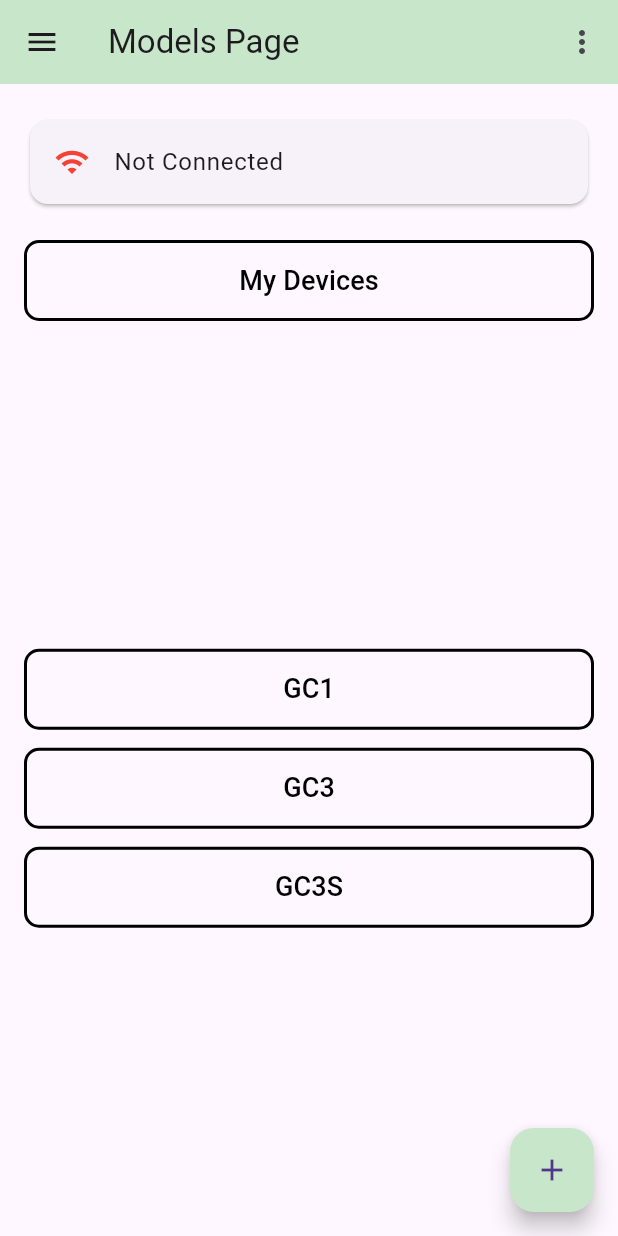
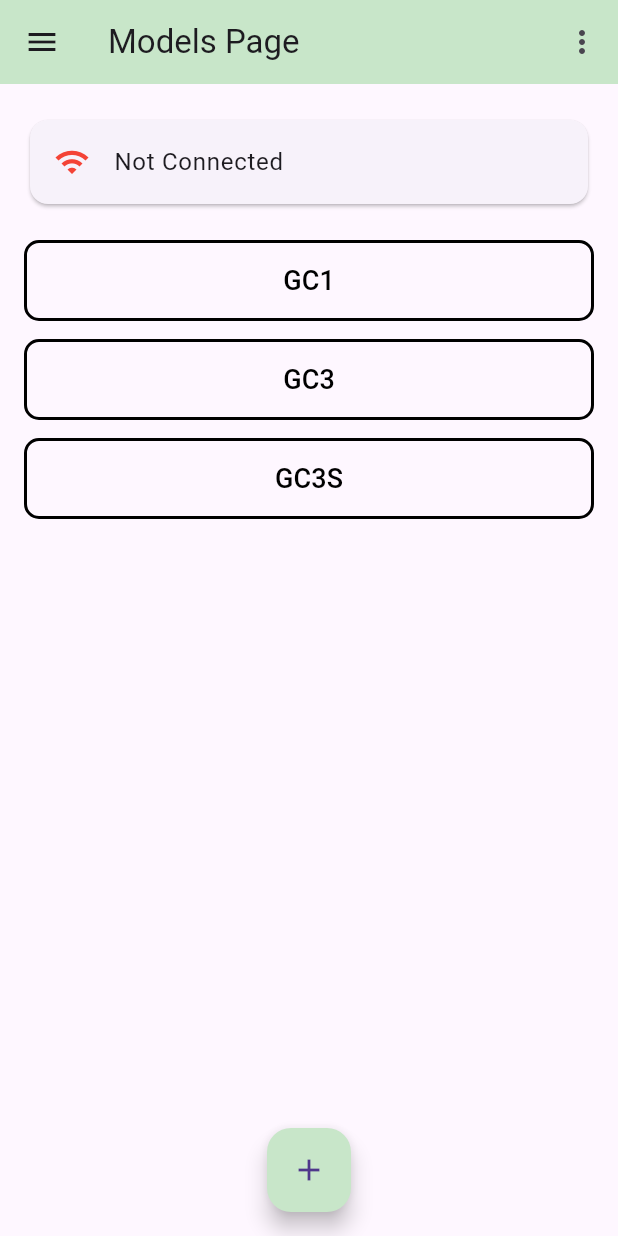
Before and after one commit to Manish2102/GardenController, a Flutter app: the ModelsPage screen opened by its route, on a phone screen of 412 x 824 dp. Run offline on Flutter 3.47's test engine with Material 3 defaults, Android fonts, the phone set to English and light mode, and no system bars; our stand-ins replace cloud_firestore, firebase_auth, firebase_core, flutter_blue, google_sign_in, permission_handler and 1 more; missing offline and left inert: qr_code_scanner, wifi_iot; accounts and stored records are empty.

Commit message:
initial commit

```diff
--- a/lib/Pages/Home.dart
+++ b/lib/Pages/Home.dart
@@ -5,7 +5,6 @@ import 'package:flutter/material.dart';
 import 'package:gardenmate/Device_Screens/GC1Screen.dart';
 import 'package:gardenmate/Device_Screens/GC3S_Screen.dart';
 import 'package:gardenmate/Device_Screens/GC3_Screen.dart';
-import 'package:gardenmate/Pages/My_Models_Page.dart';
 import 'package:gardenmate/Pages/Login_Page.dart';
 import 'package:gardenmate/Pages/Provision_Page.dart';
 import 'package:qr_code_scanner/qr_code_scanner.dart';
@@ -180,35 +179,8 @@ class _ModelsPageState extends State<ModelsPage> {
               onPressed: () {
                 Navigator.push(
                   context,
-                  MaterialPageRoute(builder: (context) => MyModelsPage()),
-                );
-              },
-              child: Text(
-                'My Devices',
-                style: TextStyle(color: Colors.black, fontSize: 18),
-              ),
-            ),
-            SizedBox(height: 1),
-            Expanded(
-              child: Column(
-                mainAxisAlignment: MainAxisAlignment.center,
-                crossAxisAlignment: CrossAxisAlignment.stretch,
-                children: [
-                  SizedBox(height: 12),
-                  OutlinedButton(
-                    style: OutlinedButton.styleFrom(
-                      shape: RoundedRectangleBorder(
-                        borderRadius: BorderRadius.circular(10),
-                      ),
-                      padding: EdgeInsets.symmetric(vertical: 14),
-                      side: BorderSide(color: Colors.black, width: 2),
-                    ),
-                    onPressed: () {
-                      Navigator.push(
-                        context,
                   MaterialPageRoute(
-                            builder: (context) =>
-                                GC1Page(userName: displayName)),
+                      builder: (context) => GC1Page(userName: displayName)),
                 );
               },
               child: Text(
@@ -229,8 +201,7 @@ class _ModelsPageState extends State<ModelsPage> {
                 Navigator.push(
                   context,
                   MaterialPageRoute(
-                            builder: (context) =>
-                                GC3Page(userName: displayName)),
+                      builder: (context) => GC3Page(userName: displayName)),
                 );
               },
               child: Text(
@@ -251,16 +222,12 @@ class _ModelsPageState extends State<ModelsPage> {
                 Navigator.push(
                   context,
                   MaterialPageRoute(
-                            builder: (context) =>
-                                GC3SPage(userName: displayName)),
+                      builder: (context) => GC3SPage(userName: displayName)),
                 );
               },
               child: Text(
                 'GC3S',
                 style: TextStyle(color: Colors.black, fontSize: 18),
-                    ),
-                  ),
-                ],
               ),
             ),
             if (qrText.isNotEmpty)
@@ -280,7 +247,7 @@ class _ModelsPageState extends State<ModelsPage> {
           Icons.add,
         ),
       ),
-      floatingActionButtonLocation: FloatingActionButtonLocation.endFloat,
+      floatingActionButtonLocation: FloatingActionButtonLocation.centerFloat,
     );
   }
 
```
Lines whose indentation alone changed are shown as unchanged.
